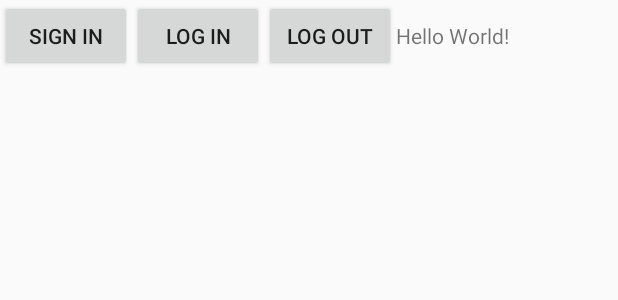
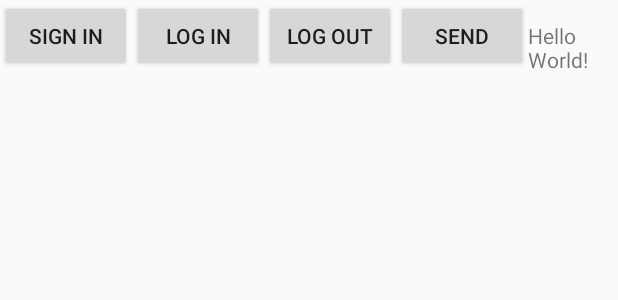
Before and after one commit to wang-jj/chat, an Android app: the layout activity_main_test.xml on its own in the app's theme, with its tools: preview values and no code run, on a phone screen of 412 x 824 dp. Shown: the top 300 px of the screen. Run offline under Robolectric (Android 15) with nearby library versions, the light colour scheme and no system bars.

```diff
--- a/app/src/main/res/layout/activity_main_test.xml
+++ b/app/src/main/res/layout/activity_main_test.xml
@@ -26,6 +26,14 @@
         android:layout_height="wrap_content"
         android:text="log out"
         />
+
+    <Button
+        android:id="@+id/send_button"
+        android:layout_width="wrap_content"
+        android:layout_height="wrap_content"
+        android:text="send"
+        />
+
     <TextView
         android:id="@+id/textview1"
         android:layout_width="wrap_content"
```
Also changed, not shown: app/src/main/java/com/example/dell/chat/TestActivity.java (+16 -7 lines).
